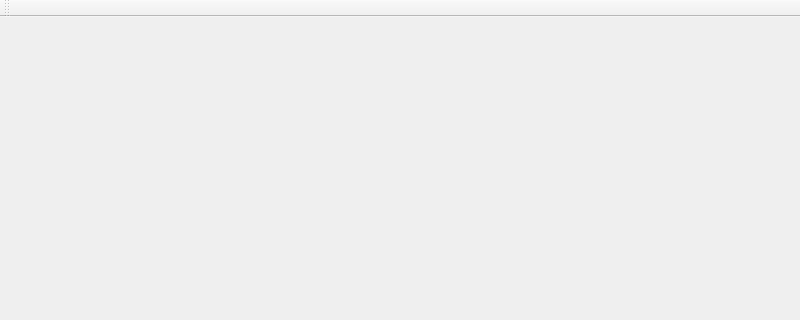
Above: Projects/Blink/Main/mainwindow.ui from MarcoBueno1/qrad before the change; both pictures show x 0 to 800 and y 0 to 320 of the 800 by 600 pixel window. Below: the same form after it.
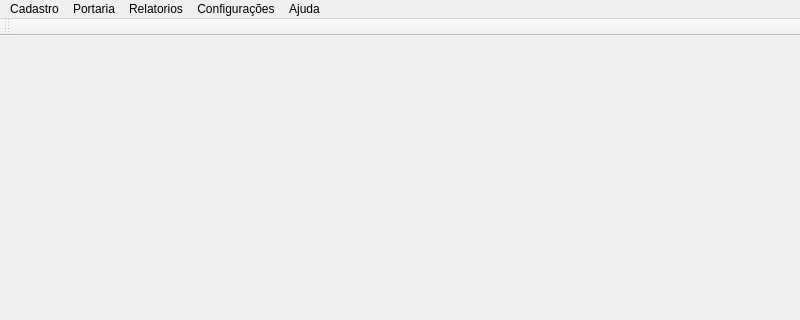
That is the form after the change. Custom widgets are drawn as their Qt base class.

Commit message: [Ajustes] Menus e novas edicoes simples.

```diff
--- a/Projects/Blink/Main/mainwindow.ui
+++ b/Projects/Blink/Main/mainwindow.ui
@@ -26,9 +26,40 @@
      <x>0</x>
      <y>0</y>
      <width>800</width>
-     <height>27</height>
+     <height>21</height>
     </rect>
    </property>
+   <widget class="QMenu" name="menuCadastro">
+    <property name="title">
+     <string>Cadastro</string>
+    </property>
+   </widget>
+   <widget class="QMenu" name="menuPortaria">
+    <property name="title">
+     <string>Portaria</string>
+    </property>
+   </widget>
+   <widget class="QMenu" name="menuRelatorios">
+    <property name="title">
+     <string>Relatorios</string>
+    </property>
+   </widget>
+   <widget class="QMenu" name="menuConfigura_es">
+    <property name="title">
+     <string>Configurações</string>
+    </property>
+   </widget>
+   <widget class="QMenu" name="menuAjuda">
+    <property name="title">
+     <string>Ajuda</string>
+    </property>
+    <addaction name="actionSobre_o_Blink"/>
+   </widget>
+   <addaction name="menuCadastro"/>
+   <addaction name="menuPortaria"/>
+   <addaction name="menuRelatorios"/>
+   <addaction name="menuConfigura_es"/>
+   <addaction name="menuAjuda"/>
   </widget>
   <widget class="QToolBar" name="mainToolBar">
    <attribute name="toolBarArea">
```
Left out of the diff: 5 changed lines with no effect on the pictures. The commit also changes 33 other files.
